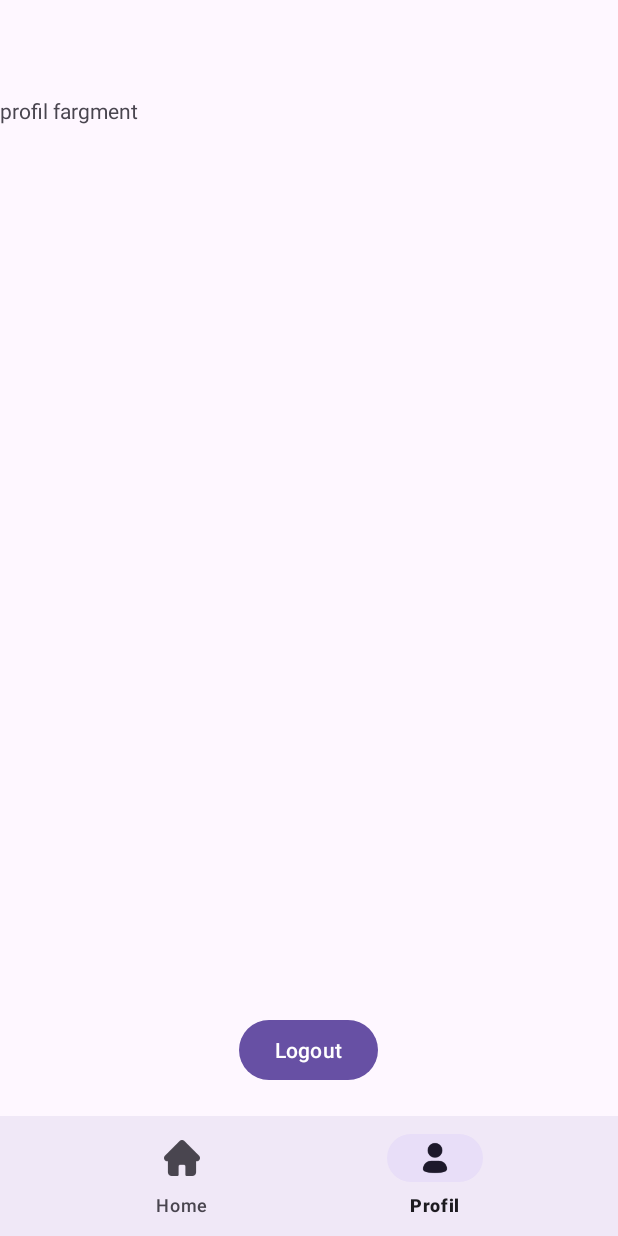
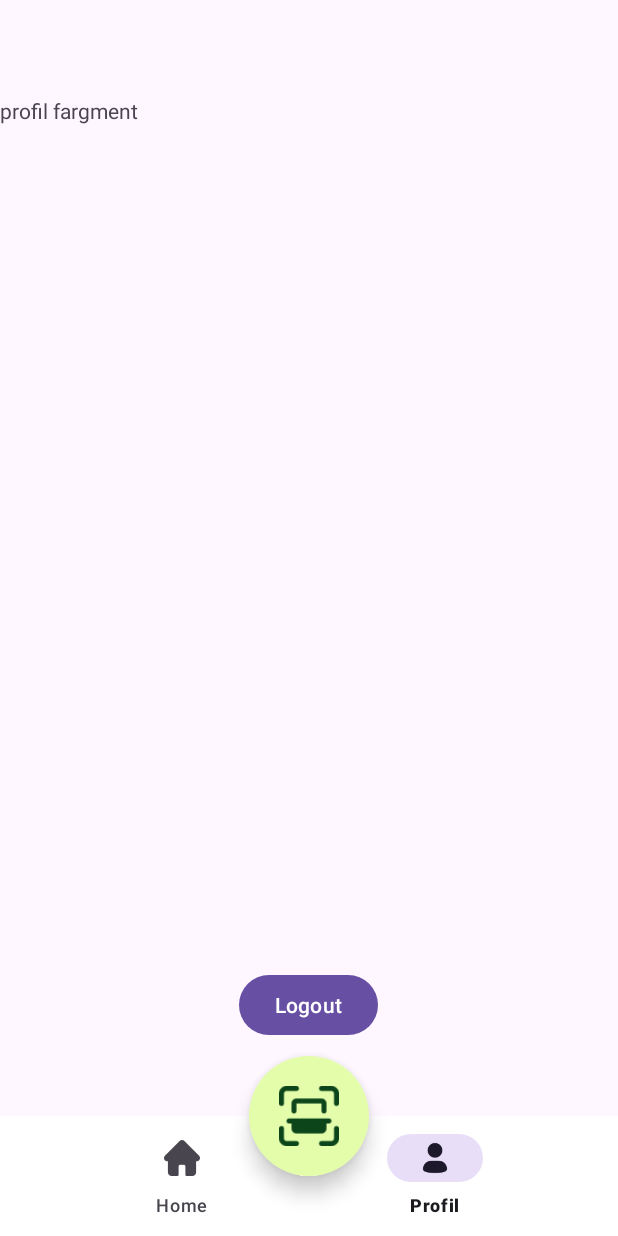
Before and after one commit to farizhaidar/Leaf-Sense, an Android app: the ProfilFragment screen opened through its navigation route, on a phone screen of 412 x 824 dp. Run offline under Robolectric (Android 15) with nearby library versions, the phone set to English and light mode, and no system bars; our stand-ins replace navigation-ui.

Commit message:
btn scan

```diff
--- /dev/null
+++ b/app/src/main/res/drawable/baseline_photo_camera_24.xml
@@ -0,0 +1,7 @@
+<vector xmlns:android="http://schemas.android.com/apk/res/android" android:height="24dp" android:tint="#000000" android:viewportHeight="24" android:viewportWidth="24" android:width="24dp">
+
+    <path android:fillColor="@android:color/white" android:pathData="M12,12m-3.2,0a3.2,3.2 0,1 1,6.4 0a3.2,3.2 0,1 1,-6.4 0"/>
+
+    <path android:fillColor="@android:color/white" android:pathData="M9,2L7.17,4L4,4c-1.1,0 -2,0.9 -2,2v12c0,1.1 0.9,2 2,2h16c1.1,0 2,-0.9 2,-2L22,6c0,-1.1 -0.9,-2 -2,-2h-3.17L15,2L9,2zM12,17c-2.76,0 -5,-2.24 -5,-5s2.24,-5 5,-5 5,2.24 5,5 -2.24,5 -5,5z"/>
+
+</vector>
--- /dev/null
+++ b/app/src/main/res/drawable/rounded_button_background.xml
@@ -0,0 +1,7 @@
+<shape xmlns:android="http://schemas.android.com/apk/res/android">
+    <!-- Warna latar belakang -->
+    <solid android:color="@color/white" />
+
+    <!-- Sudut melingkar -->
+    <corners android:radius="56dp" />
+</shape>
--- a/app/src/main/res/layout/activity_main.xml
+++ b/app/src/main/res/layout/activity_main.xml
@@ -1,6 +1,7 @@
 <?xml version="1.0" encoding="utf-8"?>
 <androidx.constraintlayout.widget.ConstraintLayout xmlns:android="http://schemas.android.com/apk/res/android"
     xmlns:app="http://schemas.android.com/apk/res-auto"
+    xmlns:tools="http://schemas.android.com/tools"
     android:id="@+id/container"
     android:layout_width="match_parent"
     android:layout_height="match_parent"
@@ -12,11 +13,28 @@
         android:layout_height="wrap_content"
         android:layout_marginStart="0dp"
         android:layout_marginEnd="0dp"
-        android:background="?android:attr/windowBackground"
+        android:background="@color/white"
         app:layout_constraintBottom_toBottomOf="parent"
         app:layout_constraintLeft_toLeftOf="parent"
         app:layout_constraintRight_toRightOf="parent"
         app:menu="@menu/bottom_nav_menu" />
+
+    <ImageButton
+        android:id="@+id/btn_scan"
+        android:layout_width="80dp"
+        android:layout_height="80dp"
+        android:layout_marginBottom="-40dp"
+        android:background="@drawable/rounded_button_background"
+        android:src="@drawable/scan"
+        android:contentDescription="scan"
+        android:scaleType="centerInside"
+        android:elevation="8dp"
+        android:padding="20dp"
+        android:backgroundTint="@color/ijo_muda"
+        android:tint="@color/ijo_tua"
+        app:layout_constraintBottom_toTopOf="@id/nav_view"
+        app:layout_constraintLeft_toLeftOf="parent"
+        app:layout_constraintRight_toRightOf="parent" />
 
     <fragment
         android:id="@+id/nav_host_fragment_activity_main"
--- a/app/src/main/res/layout/fragment_profil.xml
+++ b/app/src/main/res/layout/fragment_profil.xml
@@ -16,7 +16,7 @@
         android:layout_width="wrap_content"
         android:layout_height="wrap_content"
         android:layout_gravity="center_horizontal|bottom"
-        android:layout_marginBottom="100dp"
+        android:layout_marginBottom="130dp"
         android:text="Logout" />
 
 </FrameLayout>
--- a/app/src/main/res/menu/bottom_nav_menu.xml
+++ b/app/src/main/res/menu/bottom_nav_menu.xml
@@ -4,7 +4,8 @@
     <item
         android:id="@+id/navigation_home"
         android:icon="@drawable/home"
-        android:title="@string/title_home" />
+        android:title="@string/title_home"
+        />
 
     <item
         android:id="@+id/navigation_profil"
--- a/app/src/main/res/values/colors.xml
+++ b/app/src/main/res/values/colors.xml
@@ -3,14 +3,12 @@
     <color name="black">#FF000000</color>
     <color name="white">#FFFFFFFF</color>
     <color name="backgroundColor">#F5F5F5</color>
-
     <color name="primaryTextColor">#212121</color>
-
     <color name="editTextBackgroundTint">#BDBDBD</color>
-
     <color name="buttonColor">#3F51B5</color>
-
     <color name="accentTextColor">#FF4081</color>
-
     <color name="blue">#2196F3</color>
+    <color name="sunset">#EEA83B</color>
+    <color name="ijo_muda">#E3FDAB</color>
+    <color name="ijo_tua">#0C451A</color>
 </resources>
```
